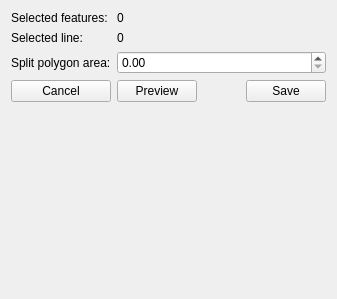
Before: the Qt Designer form ui/geometry/ui_move_line_area.ui in gltn/stdm, drawn with Qt 5.
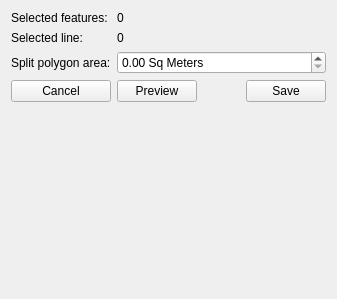
After: the same form once the commit is applied.

```diff
--- a/ui/geometry/ui_move_line_area.ui
+++ b/ui/geometry/ui_move_line_area.ui
@@ -30,8 +30,11 @@
    </item>
    <item row="2" column="1" colspan="3">
     <widget class="QDoubleSpinBox" name="split_polygon_area">
+     <property name="suffix">
+      <string> Sq Meters</string>
+     </property>
      <property name="maximum">
-      <double>99999999.989999994635582</double>
+      <double>9999999.000000000000000</double>
      </property>
     </widget>
    </item>
```
